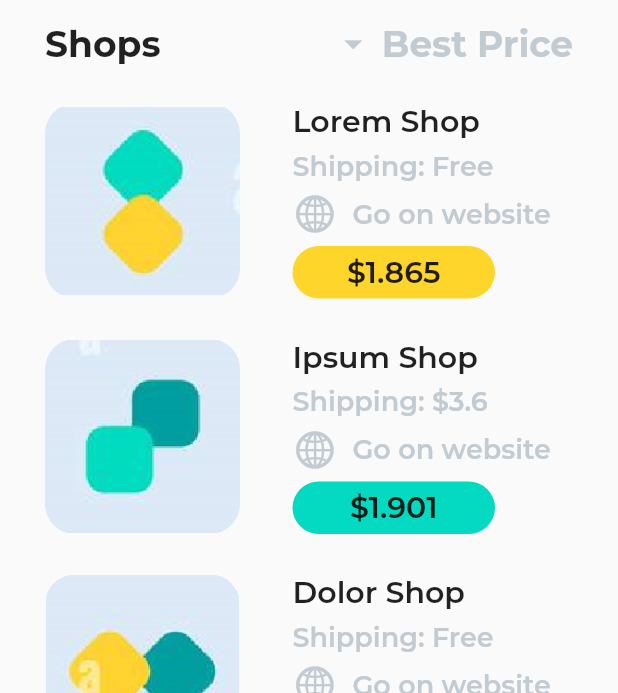
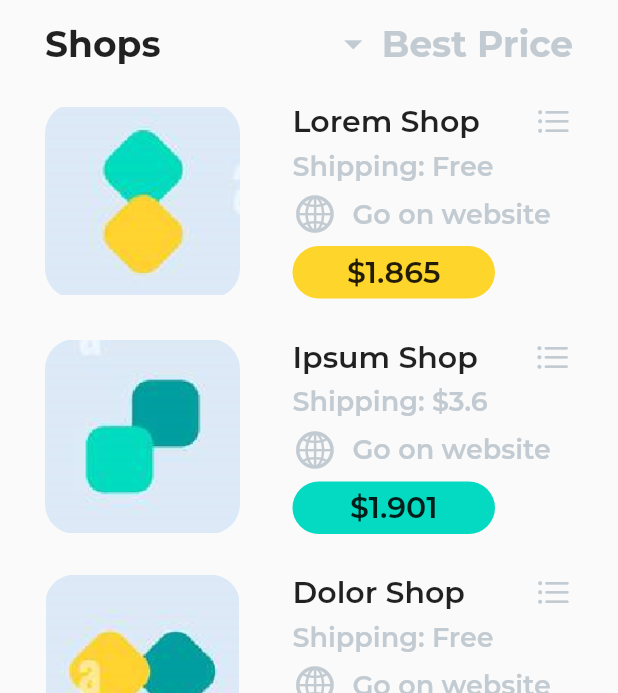
Before and after one commit to OmarAmeer96/iti-flutter-task1, a Flutter app: the screen it shows after launch, on a phone screen of 412 x 824 dp. Shown: the part 420-1113 px from the top of the screen. Run offline on Flutter 3.47's test engine with Material 2 defaults, Android fonts, the phone set to English and light mode, and no system bars.

Commit message:
Final Commit (Edited)

```diff
--- a/lib/screens/home_screen.dart
+++ b/lib/screens/home_screen.dart
@@ -123,6 +123,7 @@ class HomeScreen extends StatelessWidget {
                   price: "\$1.865",
                   color: Color(0xfffed52b),
                   imagePath: "assets/images/image1.png",
+                  width: 37,
                 ),
                 SizedBox(
                   height: 27,
@@ -133,6 +134,7 @@ class HomeScreen extends StatelessWidget {
                   price: "\$1.901",
                   color: Color(0xff04d9c2),
                   imagePath: "assets/images/image2.png",
+                  width: 38,
                 ),
                 SizedBox(
                   height: 27,
@@ -143,6 +145,7 @@ class HomeScreen extends StatelessWidget {
                   price: "\$1.987",
                   color: Color(0xff009ea1),
                   imagePath: "assets/images/image3.png",
+                  width: 47,
                 ),
               ],
             ),
--- a/lib/widgets/custom_widget2.dart
+++ b/lib/widgets/custom_widget2.dart
@@ -10,13 +10,15 @@ class CustomWidget2 extends StatelessWidget {
       required this.shipping,
       required this.price,
       required this.color,
-      required this.imagePath});
+      required this.imagePath,
+      required this.width});
 
   final String imagePath;
   final String text1;
   final String shipping;
   final String price;
   final Color color;
+  final double width;
 
   @override
   Widget build(BuildContext context) {
@@ -32,12 +34,23 @@ class CustomWidget2 extends StatelessWidget {
         Column(
           crossAxisAlignment: CrossAxisAlignment.start,
           children: [
+            Row(
+              children: [
                 Text(
                   text1,
                   style: const TextStyle(
                     fontSize: 20,
                     fontFamily: "Montserrat-SemiBold",
                   ),
+                ),
+                SizedBox(
+                  width: width,
+                ),
+                const Icon(
+                  CupertinoIcons.list_bullet,
+                  color: Color(0xffc3cbd2),
+                ),
+              ],
             ),
             const SizedBox(
               height: 7,
```
Lines whose indentation alone changed are shown as unchanged.
